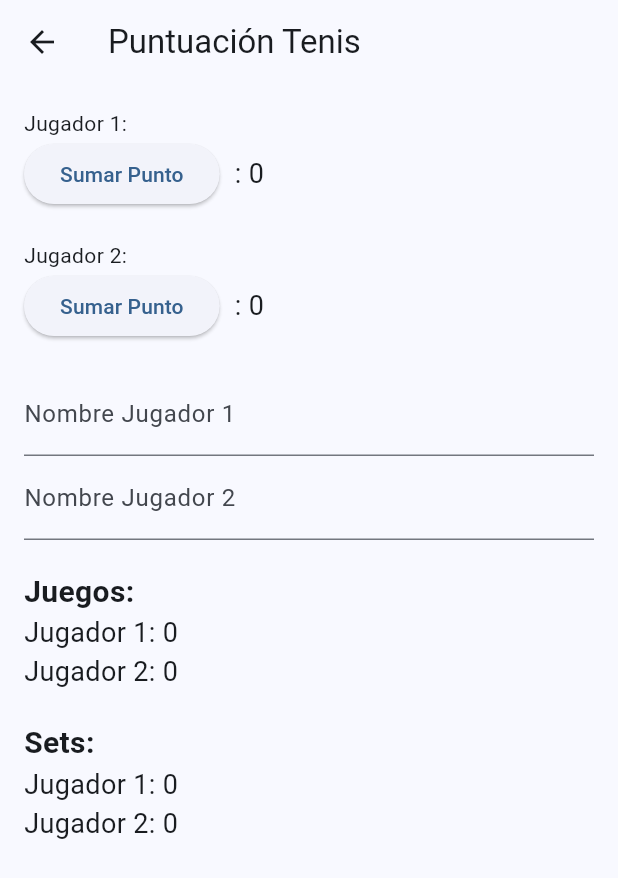
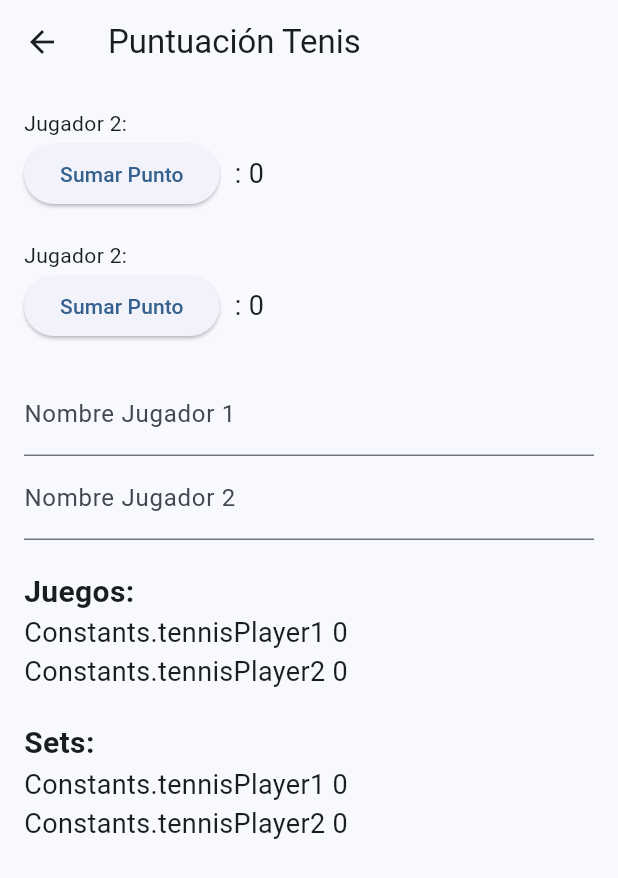
Before and after one commit to velasco10/game_score, a Flutter app: the screen it shows after launch, after a tap on "Tenis", on a phone screen of 412 x 824 dp. Shown: the top 878 px of the screen. Run offline on Flutter 3.47's test engine with Material 2 defaults, Android fonts, the phone set to English and light mode, and no system bars; missing offline and left inert: dart:js_interop.

Commit message:
feat: change constants and solve little

```diff
--- a/lib/main.dart
+++ b/lib/main.dart
@@ -20,17 +20,15 @@ class GameScore extends StatelessWidget {
     return MaterialApp(
         title: Constants.appName,
         debugShowCheckedModeBanner: false,
-        theme: AppTheme( selectedColor: 1).theme(),
-        initialRoute: '/',
+        theme: AppTheme(selectedColor: 1).theme(),
+        initialRoute: Constants.initialRoute,
         routes: <String, WidgetBuilder>{
-          '/': (BuildContext context) => const Menu(),
-          '/chinchon': (BuildContext context) =>const SetupPage(),
-          '/coin': (BuildContext context) =>const Coin(),
-          '/counter': (BuildContext context) =>const Counter(),
-          '/dice': (BuildContext context) =>const Dice(),
-          '/tennis': (BuildContext context) =>const Tennis(),
-        }
-      );
-
+          Constants.initialRoute: (BuildContext context) => const Menu(),
+          Constants.chinchonRoute: (BuildContext context) => const SetupPage(),
+          Constants.coinRoute: (BuildContext context) => const Coin(),
+          Constants.counterRoute: (BuildContext context) => const Counter(),
+          Constants.diceRoute: (BuildContext context) => const Dice(),
+          Constants.tennisRoute: (BuildContext context) => const Tennis(),
+        });
   }
 }
--- a/lib/presentations/games/coin.dart
+++ b/lib/presentations/games/coin.dart
@@ -6,7 +6,7 @@ class Coin extends StatefulWidget {
   const Coin({super.key});
 
   @override
-  _CoinState createState() => _CoinState();
+  State<Coin> createState() => _CoinState();
 }
 
 class _CoinState extends State<Coin> with SingleTickerProviderStateMixin {
--- a/lib/presentations/games/tennis.dart
+++ b/lib/presentations/games/tennis.dart
@@ -1,10 +1,11 @@
 import 'package:flutter/material.dart';
+import 'package:game_score/utils/constants.dart';
 
 class Tennis extends StatefulWidget {
   const Tennis({Key? key}) : super(key: key);
 
   @override
-  _TennisState createState() => _TennisState();
+  State<Tennis> createState() => _TennisState();
 }
 
 class _TennisState extends State<Tennis> {
@@ -124,19 +125,19 @@ class _TennisState extends State<Tennis> {
   Widget build(BuildContext context) {
     return Scaffold(
       appBar: AppBar(
-        title: const Text('Puntuación Tenis'),
+        title: Text(Constants.tennisPuntuation),
       ),
       body: Padding(
         padding: const EdgeInsets.all(16.0),
         child: Column(
           crossAxisAlignment: CrossAxisAlignment.stretch,
           children: [
-            const Text('Jugador 1:'),
+            Text(Constants.tennisPlayer2),
             Row(
               children: [
                 ElevatedButton(
                   onPressed: () => _incrementPlayerPoints(1),
-                  child: const Text('Sumar Punto'),
+                  child: Text(Constants.addPoint),
                 ),
                 const SizedBox(width: 10),
                 Text('$player1Name: ${_getScoreString(player1Points)}',
@@ -144,12 +145,12 @@ class _TennisState extends State<Tennis> {
               ],
             ),
             const SizedBox(height: 20),
-            const Text('Jugador 2:'),
+            Text(Constants.tennisPlayer2),
             Row(
               children: [
                 ElevatedButton(
                   onPressed: () => _incrementPlayerPoints(2),
-                  child: const Text('Sumar Punto'),
+                  child: Text(Constants.addPoint),
                 ),
                 const SizedBox(width: 10),
                 Text('$player2Name: ${_getScoreString(player2Points)}',
@@ -174,18 +175,18 @@ class _TennisState extends State<Tennis> {
               },
             ),
             const SizedBox(height: 20),
-            const Text('Juegos:',
+            Text(Constants.gameValue,
                 style: TextStyle(fontSize: 20, fontWeight: FontWeight.bold)),
-            Text('Jugador 1: $player1Games',
+            Text('$Constants.tennisPlayer1 $player1Games',
                 style: const TextStyle(fontSize: 18)),
-            Text('Jugador 2: $player2Games',
+            Text('$Constants.tennisPlayer2 $player2Games',
                 style: const TextStyle(fontSize: 18)),
             const SizedBox(height: 20),
-            const Text('Sets:',
+            Text(Constants.setValue,
                 style: TextStyle(fontSize: 20, fontWeight: FontWeight.bold)),
-            Text('Jugador 1: $player1Sets',
+            Text('$Constants.tennisPlayer1 $player1Sets',
                 style: const TextStyle(fontSize: 18)),
-            Text('Jugador 2: $player2Sets',
+            Text('$Constants.tennisPlayer2 $player2Sets',
                 style: const TextStyle(fontSize: 18)),
           ],
         ),
--- a/lib/presentations/menu/menu_list.dart
+++ b/lib/presentations/menu/menu_list.dart
@@ -38,7 +38,7 @@ class MenuList extends StatelessWidget {
           child: Row(
             children: [
               const Icon(Icons.exposure),
-              Text(Constants.diceGame)
+              Text(Constants.counterGame)
             ],
           ),
         ),
--- a/lib/utils/constants.dart
+++ b/lib/utils/constants.dart
@@ -1,6 +1,13 @@
 class Constants{
 
     static String appName = 'Game Score';
+
+    static String initialRoute ='/';
+    static String chinchonRoute ='/chinchon';
+    static String coinRoute ='/coin';
+    static String counterRoute ='/counter';
+    static String diceRoute ='/dice';
+    static String tennisRoute ='/tennis';
 
     static String chinchonGame = 'Chinchon';
     static String tennisGame = 'Tenis';
@@ -9,6 +16,17 @@ class Constants{
     static String coinGame = 'Lanzamiento de Moneda';
 
     static String roll = 'Lanzar';
+    static String puntuation = 'Puntuación';
 
+    static String sendPuntuation = 'Confirmar y sumar puntuaciones';
+    static String chinchonPuntuation = 'Puntuación Chinchón';
 
+    static String tennisPuntuation = 'Puntuación Tenis';
+    static String addPoint = 'Sumar Punto';
+    static String tennisPlayer1 = 'Jugador 1:';
+    static String tennisPlayer2 = 'Jugador 2:';
+    static String setValue = 'Sets:';
+    static String gameValue = 'Juegos:';
+
+    static String numPointsCounter = 'El contador esta en:';
 }
```
Also changed, not shown: lib/presentations/games/chinchon.dart (+16 -10 lines), lib/presentations/games/counter.dart (+29 -8 lines), lib/presentations/games/tennis_score.dart (deleted, +0 -49 lines).
